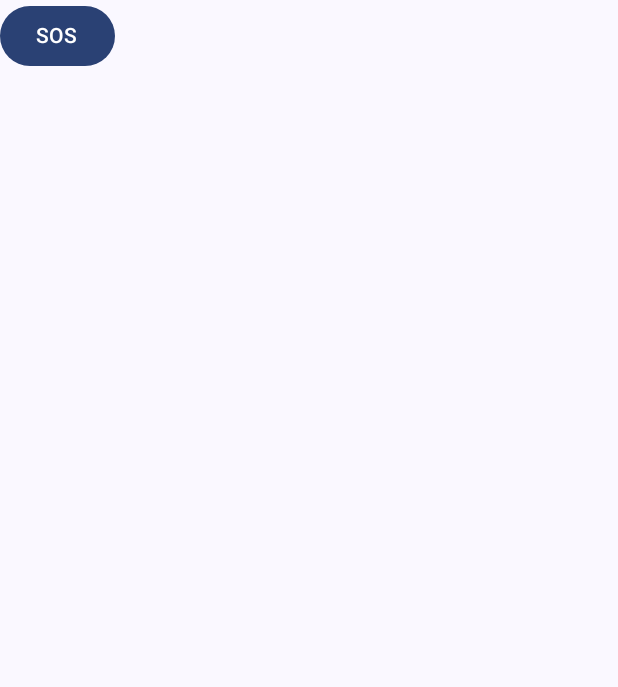
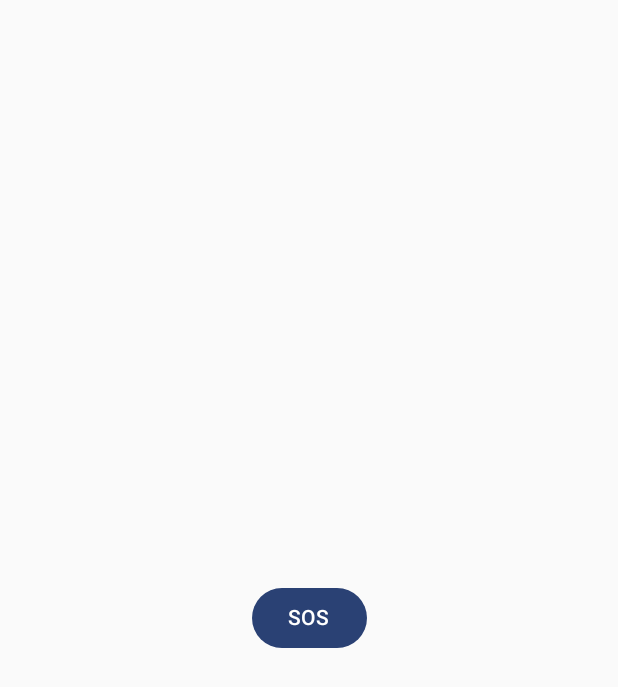
Before and after one commit to IdanMenaged/sos, an Android app built with Jetpack Compose: the screen it shows after launch (MainActivity), after a tap on "SOS", on a phone screen of 412 x 824 dp. Shown: the top 687 px of the screen. Run offline under Robolectric (Android 15) with nearby library versions, the phone set to English and light mode, and no system bars.

Commit message:
SOS btn logs msg

```diff
--- a/sender/app/src/main/java/com/example/sender/MainActivity.kt
+++ b/sender/app/src/main/java/com/example/sender/MainActivity.kt
@@ -1,18 +1,27 @@
 package com.example.sender
 
 import android.os.Bundle
+import android.util.Log
+import android.widget.RelativeLayout
 import androidx.activity.ComponentActivity
 import androidx.activity.compose.setContent
 import androidx.activity.enableEdgeToEdge
+import androidx.compose.foundation.layout.Box
 import androidx.compose.foundation.layout.fillMaxSize
 import androidx.compose.foundation.layout.padding
 import androidx.compose.material3.Button
 import androidx.compose.material3.Scaffold
 import androidx.compose.material3.Text
 import androidx.compose.runtime.Composable
+import androidx.compose.ui.Alignment
 import androidx.compose.ui.Modifier
 import androidx.compose.ui.tooling.preview.Preview
 import com.example.sender.ui.theme.SenderTheme
+import java.io.OutputStream
+import java.net.Socket
+
+private const val SERVER_IP = "82.166.89.189" // needs to be changed depending on the server ip
+private const val SERVER_PORT = 1234 // needs to match the port server is running on
 
 class MainActivity : ComponentActivity() {
     override fun onCreate(savedInstanceState: Bundle?) {
@@ -20,8 +29,11 @@ class MainActivity : ComponentActivity() {
         enableEdgeToEdge()
         setContent {
             SenderTheme {
-                Scaffold(modifier = Modifier.fillMaxSize()) { innerPadding ->
-                    SosButton {  }
+                Box(
+                    modifier = Modifier.fillMaxSize(),
+                    contentAlignment = Alignment.Center
+                ) {
+                    SosButton()
                 }
             }
         }
@@ -29,17 +41,26 @@ class MainActivity : ComponentActivity() {
 }
 
 @Composable
-fun SosButton(onClick: () -> Unit) {
-    Button(onClick = { onClick() }) {
+fun SosButton() {
+    Button(onClick = {
+        Log.d("sosbtn", "pressed")
+    }) {
         Text("SOS")
     }
-
 }
 
 @Preview(showBackground = false)
 @Composable
 fun SosButtonPreview() {
     SenderTheme {
-        SosButton {  }
+        SosButton()
     }
 }
+
+//fun sendMessageToServer(ip: String, port: Int, message: String) {
+//    var socket: Socket? = null
+//    var outputStream: OutputStream? = null
+//
+//    outputStream.write(message.toByteArray())
+//    outputStream.flush()
+//}
```
